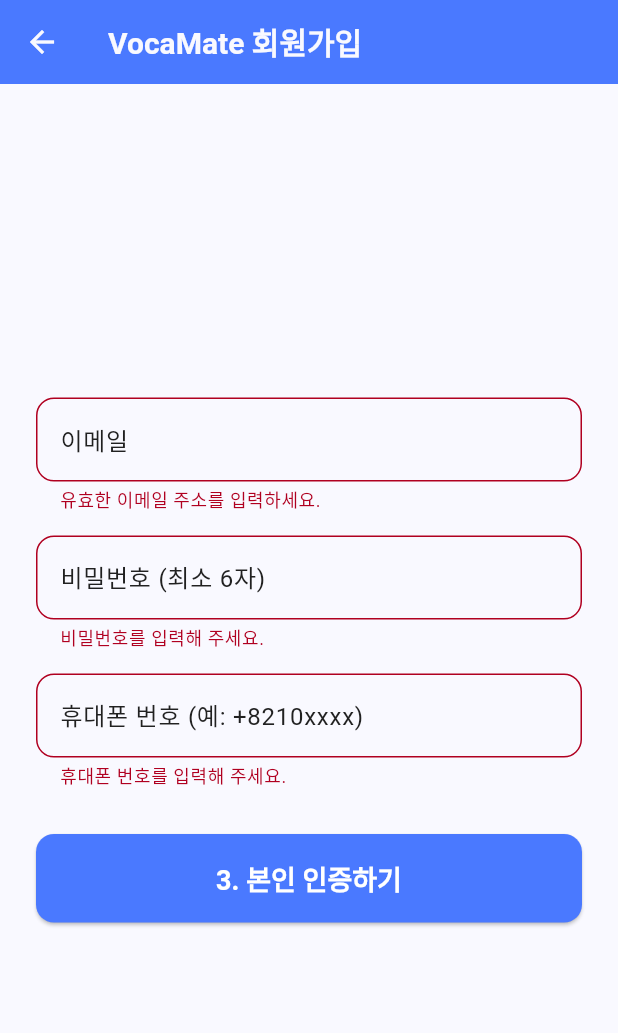
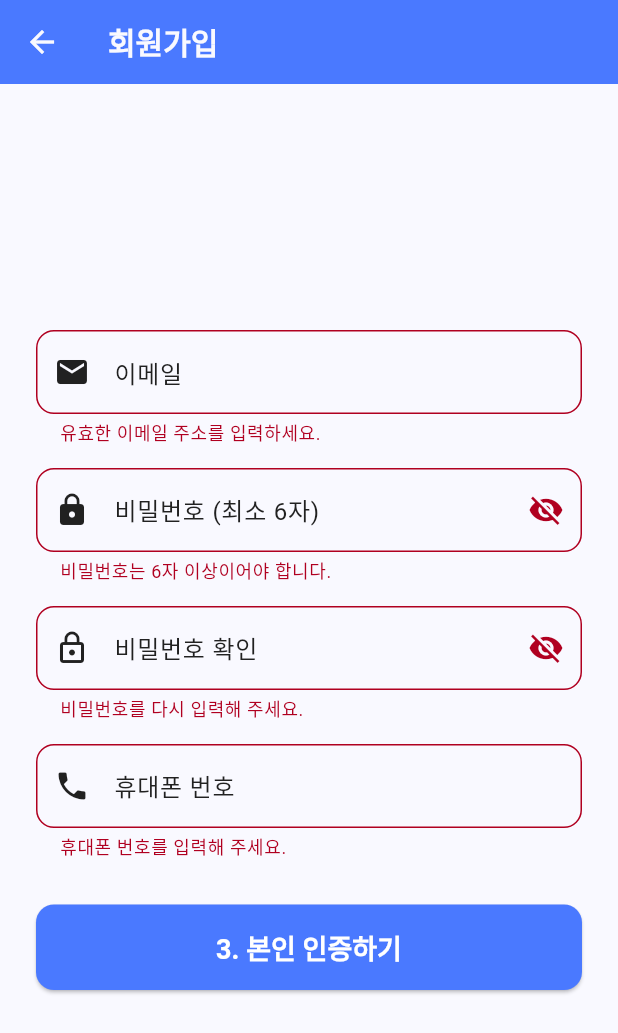
Before and after one commit to top0032/VocaMate_Graduation_Project, a Flutter app: the SignUpScreen screen opened directly, after a tap on "3. 본인 인증하기", on a phone screen of 412 x 824 dp. Shown: the top 1033 px of the screen. Run offline on Flutter 3.47's test engine with Material 3 defaults, Android fonts, the phone set to English and light mode, and no system bars; our stand-ins replace audioplayers, cloud_firestore, csv, file_picker, firebase_auth, firebase_core and 1 more; accounts and stored records are empty; network calls fail; Roboto replaces fonts that are missing (Pretendard).

Commit message:
인증번호 구현, 회원가입에서 비밀번호 확인용으로 한번 더 입력하는거랑 비밀번호 안보이는거 보이게하는 버튼 추가

```diff
--- a/lib/screens/auth/phone_verification_screen.dart
+++ b/lib/screens/auth/phone_verification_screen.dart
@@ -1,17 +1,20 @@
 import 'package:firebase_auth/firebase_auth.dart';
 import 'package:flutter/material.dart';
 import 'package:cloud_firestore/cloud_firestore.dart';
+import 'auth_check_screen.dart'; // 로그인 후 이동할 화면
 
 class PhoneVerificationScreen extends StatefulWidget {
   final String email;
   final String password;
   final String phoneNumber;
+  // final String name; // 💡 이름 필드 삭제
 
   const PhoneVerificationScreen({
     super.key,
     required this.email,
     required this.password,
     required this.phoneNumber,
+    // required this.name, // 💡 생성자에서 삭제
   });
 
   @override
@@ -27,7 +30,7 @@ class _PhoneVerificationScreenState extends State<PhoneVerificationScreen> {
   @override
   void initState() {
     super.initState();
-    _verifyPhoneNumber(); // 화면 시작 시 인증번호 요청
+    _verifyPhoneNumber();
   }
 
   @override
@@ -36,7 +39,6 @@ class _PhoneVerificationScreenState extends State<PhoneVerificationScreen> {
     super.dispose();
   }
 
-  // Firebase에 인증번호 요청 로직 (이전과 동일)
   void _verifyPhoneNumber() async {
     if (!mounted) return;
     setState(() {
@@ -60,10 +62,15 @@ class _PhoneVerificationScreenState extends State<PhoneVerificationScreen> {
           setState(() {
             _isLoading = false;
           });
+
+          // 💡 인증 실패 원인에 따라 메시지 세분화
           String message = '인증 실패: ${e.message}';
           if (e.code == 'invalid-phone-number') {
             message = '유효하지 않은 전화번호 형식입니다.';
+          } else if (e.code == 'too-many-requests') {
+            message = '요청이 너무 많습니다. 잠시 후 다시 시도해주세요.';
           }
+
           ScaffoldMessenger.of(
             context,
           ).showSnackBar(SnackBar(content: Text(message)));
@@ -95,38 +102,33 @@ class _PhoneVerificationScreenState extends State<PhoneVerificationScreen> {
       print('verifyPhoneNumber Uncaught Error: $e');
       ScaffoldMessenger.of(
         context,
-      ).showSnackBar(SnackBar(content: Text('요청 중 예기치 않은 오류 발생: $e')));
+      ).showSnackBar(SnackBar(content: Text('요청 중 오류 발생: $e')));
     }
   }
 
-  // 💡 최종 안정화 로직: 이메일 계정 생성 후 전화번호 인증 정보를 연결 (updateEmail 오류 완벽 회피)
   void _signInAndRegister(BuildContext context) async {
     if (_verificationId == null) return;
 
-    // 1. 전화번호 자격 증명 생성
     PhoneAuthCredential phoneCredential = PhoneAuthProvider.credential(
       verificationId: _verificationId!,
       smsCode: _smsCodeController.text,
     );
 
-    // 2. 비밀번호 길이 재확인
     if (widget.password.length < 6) {
-      if (mounted) {
+      if (mounted)
         setState(() {
           _isLoading = false;
         });
-      }
       return;
     }
 
     try {
-      if (mounted) {
+      if (mounted)
         setState(() {
           _isLoading = true;
         });
-      }
 
-      // 3. 🚨 핵심: 이메일/비밀번호 계정을 먼저 생성합니다. (이 방식으로 Auth에 이메일/비번 등록)
+      // 이메일/비밀번호 계정 생성
       UserCredential userCredential = await FirebaseAuth.instance
           .createUserWithEmailAndPassword(
             email: widget.email,
@@ -139,44 +141,41 @@ class _PhoneVerificationScreenState extends State<PhoneVerificationScreen> {
       }
       String userId = user.uid;
 
-      // 4. 생성된 계정에 전화번호 인증 정보를 연결합니다. (linkWithCredential 사용)
-      // 이 과정은 단순한 인증 방식 추가이므로 updateEmail보다 훨씬 안정적입니다.
+      // 전화번호 인증 정보 연결
       await user.linkWithCredential(phoneCredential);
 
-      // 5. Firestore에 사용자 프로필 저장
+      // Firestore 저장 (이름 제외)
       await FirebaseFirestore.instance.collection('users').doc(userId).set({
         'email': widget.email,
         'phoneNumber': widget.phoneNumber,
+        // 'name': widget.name, // 💡 이름 저장 삭제
+        'role': 'user',
         'createdAt': FieldValue.serverTimestamp(),
       });
 
-      // 6. 계정 생성 및 정보 저장이 완료되었으므로 세션 종료
       await FirebaseAuth.instance.signOut();
 
-      // 7. 모든 화면을 닫고 로그인 화면으로 복귀
+      if (!mounted) return;
+      // 로그인 화면으로 이동 (스택 비우기)
       Navigator.popUntil(context, (route) => route.isFirst);
 
-      // 8. 성공 메시지 표시
       ScaffoldMessenger.of(context).showSnackBar(
-        const SnackBar(
-          content: Text('✅ 회원가입이 승인되었습니다. 이제 이메일과 비밀번호로 로그인할 수 있습니다.'),
-        ),
+        const SnackBar(content: Text('✅ 회원가입 완료! 이제 이메일로 로그인하세요.')),
       );
     } on FirebaseAuthException catch (e) {
       String message = '인증 실패: ${e.message}';
       if (e.code == 'email-already-in-use') {
-        message = '이미 사용 중인 이메일입니다. 로그인 해주세요.';
-      } else if (e.code == 'operation-not-allowed') {
-        message = 'Firebase 설정에서 이메일/비밀번호 로그인이 활성화되지 않았습니다.';
+        message = '이미 사용 중인 이메일입니다.';
+      } else if (e.code == 'credential-already-in-use') {
+        message = '이미 등록된 전화번호입니다.';
       }
       ScaffoldMessenger.of(
         context,
       ).showSnackBar(SnackBar(content: Text(message)));
     } catch (e) {
-      String message = '예기치 않은 오류 발생: $e';
       ScaffoldMessenger.of(
         context,
-      ).showSnackBar(SnackBar(content: Text(message)));
+      ).showSnackBar(SnackBar(content: Text('오류 발생: $e')));
     } finally {
       if (mounted) {
         setState(() {
@@ -197,7 +196,8 @@ class _PhoneVerificationScreenState extends State<PhoneVerificationScreen> {
             if (_isLoading)
               const Center(child: CircularProgressIndicator())
             else ...[
-              Text('입력하신 번호 ${widget.phoneNumber}로 인증번호가 발송되었습니다.'),
+              Text('${widget.phoneNumber}로 발송된 인증번호를 입력하세요.'),
+              const SizedBox(height: 20),
               TextField(
                 controller: _smsCodeController,
                 decoration: const InputDecoration(labelText: '인증번호 6자리 입력'),
--- a/lib/screens/auth/signup_screen.dart
+++ b/lib/screens/auth/signup_screen.dart
@@ -9,49 +9,52 @@ class SignUpScreen extends StatefulWidget {
 }
 
 class _SignUpScreenState extends State<SignUpScreen> {
+  final TextEditingController _nameController = TextEditingController();
   final TextEditingController _emailController = TextEditingController();
   final TextEditingController _passwordController = TextEditingController();
+  // 💡 1. 비밀번호 확인 컨트롤러 추가
+  final TextEditingController _confirmPasswordController =
+      TextEditingController();
   final TextEditingController _phoneController = TextEditingController();
+
   final GlobalKey<FormState> _formKey = GlobalKey<FormState>();
+
+  // 💡 2. 비밀번호 보이기/숨기기 상태 변수
+  bool _isPasswordVisible = false;
+  bool _isConfirmPasswordVisible = false;
 
   @override
   void dispose() {
+    _nameController.dispose();
     _emailController.dispose();
     _passwordController.dispose();
+    _confirmPasswordController.dispose(); // 💡 해제 추가
     _phoneController.dispose();
     super.dispose();
   }
 
   void _goToVerification(BuildContext context) {
+    // 폼 유효성 검사 (비밀번호 일치 여부 등 포함)
     if (!_formKey.currentState!.validate()) return;
 
-    // 비밀번호 길이 검사 (Firebase 최소 요구 사항: 6자)
-    if (_passwordController.text.trim().length < 6) {
-      ScaffoldMessenger.of(
-        context,
-      ).showSnackBar(const SnackBar(content: Text('비밀번호는 최소 6자 이상이어야 합니다!')));
-      return;
+    // 전화번호 자동 포맷팅 (010 -> +8210)
+    String phoneNumber = _phoneController.text.trim();
+    if (!phoneNumber.startsWith('+')) {
+      if (phoneNumber.startsWith('0')) {
+        phoneNumber = phoneNumber.substring(1);
+      }
+      phoneNumber = '+82$phoneNumber';
     }
 
-    // 전화번호 형식 검사 (국제 코드 +82 포함 여부)
-    String phoneNumber = _phoneController.text.trim();
-    if (!phoneNumber.startsWith('+')) {
-      ScaffoldMessenger.of(context).showSnackBar(
-        const SnackBar(
-          content: Text('전화번호는 국제 표준 형식(예: +8210xxxx)으로 입력해야 합니다.'),
-        ),
-      );
-      return;
-    }
-
-    // 모든 검사를 통과하면 다음 화면으로 데이터를 전달
+    // 다음 화면으로 데이터 전달
     Navigator.push(
       context,
       MaterialPageRoute(
         builder: (context) => PhoneVerificationScreen(
           email: _emailController.text.trim(),
-          password: _passwordController.text.trim(),
+          password: _passwordController.text.trim(), // 비밀번호는 원본 비밀번호 전달
           phoneNumber: phoneNumber,
+          // 이름 전달 기능은 삭제됨
         ),
       ),
     );
@@ -60,7 +63,7 @@ class _SignUpScreenState extends State<SignUpScreen> {
   @override
   Widget build(BuildContext context) {
     return Scaffold(
-      appBar: AppBar(title: const Text('VocaMate 회원가입')),
+      appBar: AppBar(title: const Text('회원가입')),
       body: Center(
         child: SingleChildScrollView(
           padding: const EdgeInsets.all(24.0),
@@ -70,26 +73,85 @@ class _SignUpScreenState extends State<SignUpScreen> {
               children: [
                 TextFormField(
                   controller: _emailController,
-                  decoration: const InputDecoration(labelText: '이메일'),
+                  decoration: const InputDecoration(
+                    labelText: '이메일',
+                    prefixIcon: Icon(Icons.email),
+                  ),
                   keyboardType: TextInputType.emailAddress,
                   validator: (value) => (value == null || !value.contains('@'))
                       ? '유효한 이메일 주소를 입력하세요.'
                       : null,
                 ),
                 const SizedBox(height: 15),
+
+                // 💡 3. 비밀번호 입력 필드 (눈 아이콘 추가)
                 TextFormField(
                   controller: _passwordController,
-                  decoration: const InputDecoration(labelText: '비밀번호 (최소 6자)'),
-                  obscureText: true,
-                  validator: (value) => (value == null || value.isEmpty)
-                      ? '비밀번호를 입력해 주세요.'
+                  decoration: InputDecoration(
+                    labelText: '비밀번호 (최소 6자)',
+                    prefixIcon: const Icon(Icons.lock),
+                    // 눈 아이콘 버튼
+                    suffixIcon: IconButton(
+                      icon: Icon(
+                        _isPasswordVisible
+                            ? Icons.visibility
+                            : Icons.visibility_off,
+                      ),
+                      onPressed: () {
+                        setState(() {
+                          _isPasswordVisible = !_isPasswordVisible;
+                        });
+                      },
+                    ),
+                  ),
+                  obscureText: !_isPasswordVisible, // 상태에 따라 가리기/보이기
+                  validator: (value) => (value == null || value.length < 6)
+                      ? '비밀번호는 6자 이상이어야 합니다.'
                       : null,
                 ),
+                const SizedBox(height: 15),
+
+                // 💡 4. 비밀번호 재확인 입력 필드 (새로 추가됨)
+                TextFormField(
+                  controller: _confirmPasswordController,
+                  decoration: InputDecoration(
+                    labelText: '비밀번호 확인',
+                    prefixIcon: const Icon(Icons.lock_outline),
+                    // 눈 아이콘 버튼
+                    suffixIcon: IconButton(
+                      icon: Icon(
+                        _isConfirmPasswordVisible
+                            ? Icons.visibility
+                            : Icons.visibility_off,
+                      ),
+                      onPressed: () {
+                        setState(() {
+                          _isConfirmPasswordVisible =
+                              !_isConfirmPasswordVisible;
+                        });
+                      },
+                    ),
+                  ),
+                  obscureText: !_isConfirmPasswordVisible, // 상태에 따라 가리기/보이기
+                  validator: (value) {
+                    if (value == null || value.isEmpty) {
+                      return '비밀번호를 다시 입력해 주세요.';
+                    }
+                    // 💡 비밀번호 일치 여부 확인
+                    if (value != _passwordController.text) {
+                      return '비밀번호가 일치하지 않습니다.';
+                    }
+                    return null;
+                  },
+                ),
+
                 const SizedBox(height: 15),
                 TextFormField(
                   controller: _phoneController,
                   decoration: const InputDecoration(
-                    labelText: '휴대폰 번호 (예: +8210xxxx)',
+                    labelText: '휴대폰 번호',
+                    hintText: '01012345678',
+                    prefixIcon: Icon(Icons.phone),
                   ),
                   keyboardType: TextInputType.phone,
                   validator: (value) => (value == null || value.isEmpty)
@@ -101,12 +163,13 @@ class _SignUpScreenState extends State<SignUpScreen> {
                   width: double.infinity,
                   child: ElevatedButton(
                     onPressed: () => _goToVerification(context),
+                    style: ElevatedButton.styleFrom(
+                      backgroundColor: Theme.of(context).colorScheme.secondary,
+                      padding: const EdgeInsets.symmetric(vertical: 15),
+                    ),
                     child: const Text(
                       '3. 본인 인증하기',
                       style: TextStyle(fontSize: 18, color: Colors.white),
-                    ),
-                    style: ElevatedButton.styleFrom(
-                      backgroundColor: Theme.of(context).colorScheme.secondary,
                     ),
                   ),
                 ),
```
Also changed, not shown: 1 other file.
